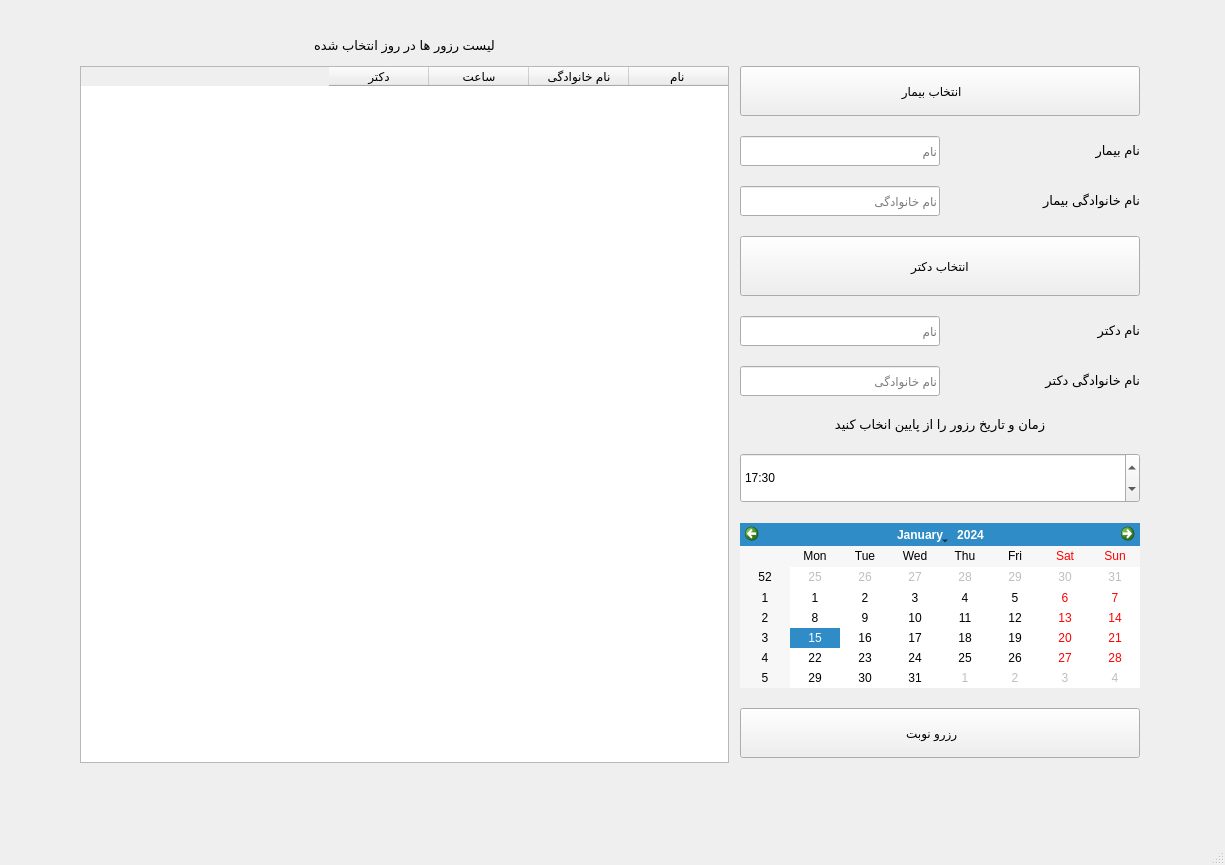
This is gui/new_gui/booking/booking_2.ui in ali-ghazi78/AP-final_project as Qt 5 draws it before an edit. The edited form follows.
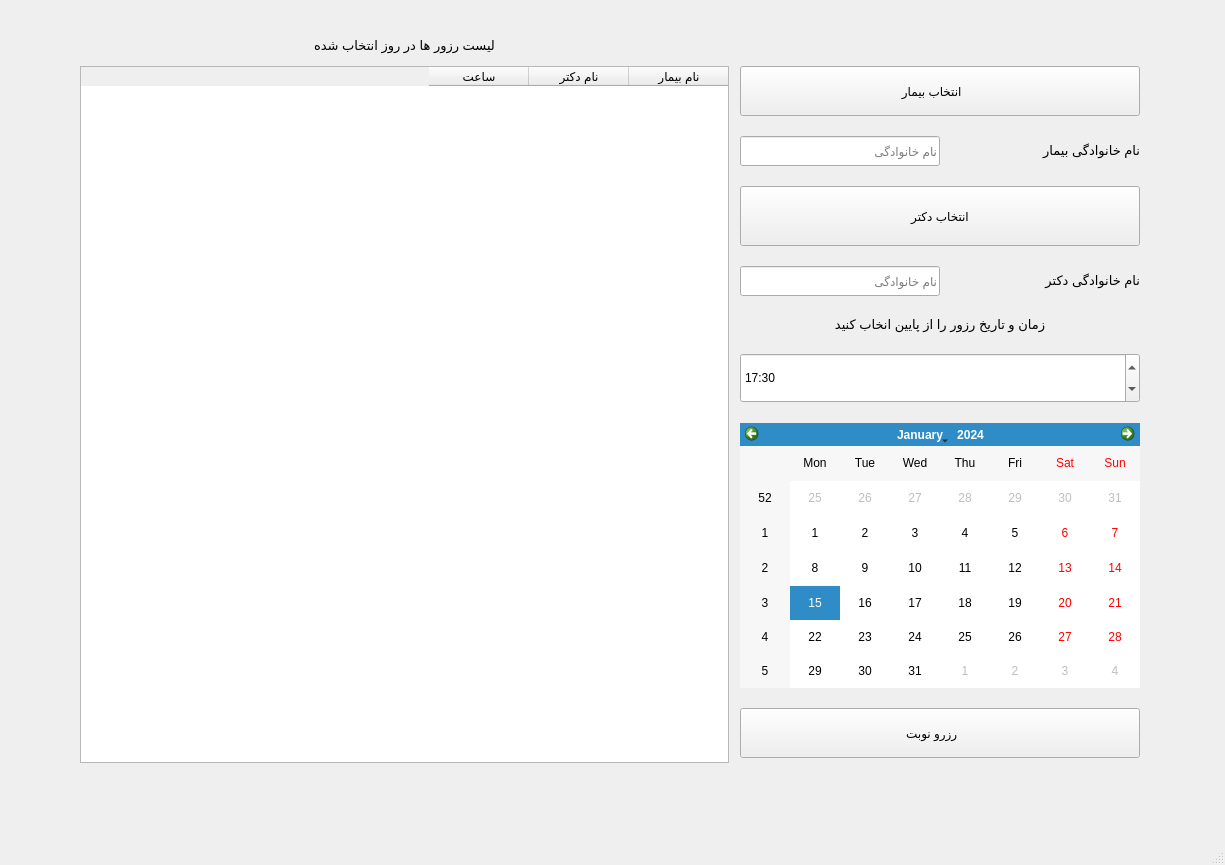
This is the edited form. Icons and pictures are not drawn.

```diff
--- a/gui/new_gui/booking/booking_2.ui
+++ b/gui/new_gui/booking/booking_2.ui
@@ -63,12 +63,12 @@
         </property>
         <column>
          <property name="text">
-          <string>نام </string>
+          <string>نام بیمار</string>
          </property>
         </column>
         <column>
          <property name="text">
-          <string>نام خانوادگی</string>
+          <string>نام دکتر</string>
          </property>
         </column>
         <column>
@@ -76,11 +76,6 @@
           <string>ساعت</string>
          </property>
         </column>
-        <column>
-         <property name="text">
-          <string>دکتر</string>
-         </property>
-        </column>
        </widget>
       </item>
      </layout>
@@ -144,74 +139,6 @@
         </property>
        </widget>
       </item>
-      <item>
-       <layout class="QHBoxLayout" name="horizontalLayout">
-        <property name="sizeConstraint">
-         <enum>QLayout::SetMinimumSize</enum>
-        </property>
-        <item alignment="Qt::AlignLeft">
-         <widget class="QLineEdit" name="lineEdit">
-          <property name="enabled">
-           <bool>true</bool>
-          </property>
-          <property name="sizePolicy">
-           <sizepolicy hsizetype="Fixed" vsizetype="Fixed">
-            <horstretch>0</horstretch>
-            <verstretch>0</verstretch>
-           </sizepolicy>
-          </property>
-          <property name="minimumSize">
-           <size>
-            <width>200</width>
-            <height>30</height>
-           </size>
-          </property>
-          <property name="maximumSize">
-           <size>
-            <width>200</width>
-            <height>16777215</height>
-           </size>
-          </property>
-          <property name="readOnly">
-           <bool>true</bool>
-          </property>
-          <property name="placeholderText">
-           <string>نام</string>
-          </property>
-         </widget>
-        </item>
-        <item>
-         <widget class="QLabel" name="label">
-          <property name="sizePolicy">
-           <sizepolicy hsizetype="Fixed" vsizetype="Fixed">
-            <horstretch>0</horstretch>
-            <verstretch>0</verstretch>
-           </sizepolicy>
-          </property>
-          <property name="minimumSize">
-           <size>
-            <width>80</width>
-            <height>0</height>
-           </size>
-          </property>
-          <property name="maximumSize">
-           <size>
-            <width>20</width>
-            <height>16777215</height>
-           </size>
-          </property>
-          <property name="font">
-           <font>
-            <pointsize>10</pointsize>
-           </font>
-          </property>
-          <property name="text">
-           <string>نام بیمار</string>
-          </property>
-         </widget>
-        </item>
-       </layout>
-      </item>
       <item>
        <layout class="QHBoxLayout" name="horizontalLayout_2">
         <property name="sizeConstraint">
@@ -310,74 +237,6 @@
         </property>
        </widget>
       </item>
-      <item>
-       <layout class="QHBoxLayout" name="horizontalLayout_4">
-        <property name="sizeConstraint">
-         <enum>QLayout::SetMinimumSize</enum>
-        </property>
-        <item alignment="Qt::AlignLeft">
-         <widget class="QLineEdit" name="lineEdit_4">
-          <property name="enabled">
-           <bool>true</bool>
-          </property>
-          <property name="sizePolicy">
-           <sizepolicy hsizetype="Fixed" vsizetype="Fixed">
-            <horstretch>0</horstretch>
-            <verstretch>0</verstretch>
-           </sizepolicy>
-          </property>
-          <property name="minimumSize">
-           <size>
-            <width>200</width>
-            <height>30</height>
-           </size>
-          </property>
-          <property name="maximumSize">
-           <size>
-            <width>200</width>
-            <height>16777215</height>
-           </size>
-          </property>
-          <property name="readOnly">
-           <bool>true</bool>
-          </property>
-          <property name="placeholderText">
-           <string>نام</string>
-          </property>
-         </widget>
-        </item>
-        <item>
-         <widget class="QLabel" name="label_6">
-          <property name="sizePolicy">
-           <sizepolicy hsizetype="Fixed" vsizetype="Fixed">
-            <horstretch>0</horstretch>
-            <verstretch>0</verstretch>
-           </sizepolicy>
-          </property>
-          <property name="minimumSize">
-           <size>
-            <width>80</width>
-            <height>0</height>
-           </size>
-          </property>
-          <property name="maximumSize">
-           <size>
-            <width>20</width>
-            <height>16777215</height>
-           </size>
-          </property>
-          <property name="font">
-           <font>
-            <pointsize>10</pointsize>
-           </font>
-          </property>
-          <property name="text">
-           <string>نام دکتر</string>
-          </property>
-         </widget>
-        </item>
-       </layout>
-      </item>
       <item>
        <layout class="QHBoxLayout" name="horizontalLayout_3">
         <property name="sizeConstraint">
```
Left out of the diff: 16 changed lines with no effect on the pictures.
